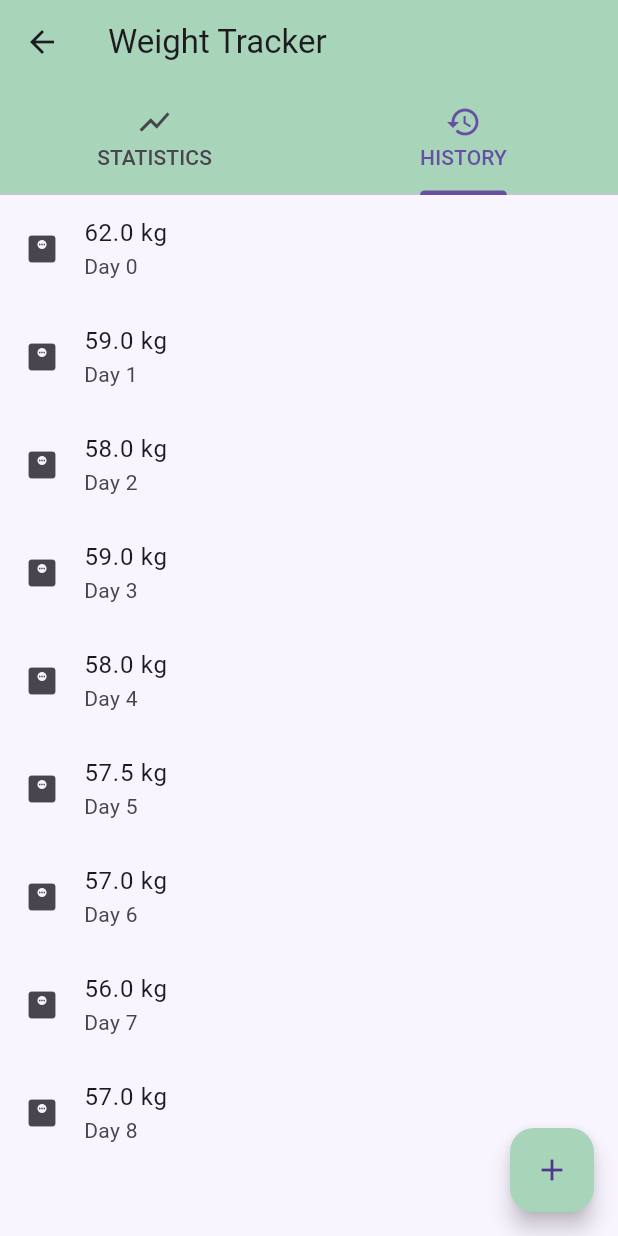
After one commit to Meekouu/PAWS-Mobile-App, a Flutter app: the WeightTrackerPage screen opened directly, tab 2 chosen, on a phone screen of 412 x 824 dp. The commit adds this screen. Run offline on Flutter 3.47's test engine with Material 3 defaults, Android fonts, the phone set to English and light mode, and no system bars; our stand-ins replace firebase_auth, firebase_core, firebase_database, firebase_storage, fl_chart, flutter_svg and 4 more; accounts and stored records are empty.

Commit message:
added weight tracker and a new dependency for chart.

```diff
--- a/lib/pages/pet_page.dart
+++ b/lib/pages/pet_page.dart
@@ -1,6 +1,7 @@
 import 'package:flutter/material.dart';
 import 'package:flutter_svg/flutter_svg.dart';
 import 'package:paws/model/animal_model.dart';
+import 'package:paws/pages/weight_tracker_page.dart';
 
 class PetPage extends StatelessWidget {
   final Animal animal;
@@ -56,6 +57,16 @@ class PetPage extends StatelessWidget {
           _buildListTile(Icons.memory, "Chipping"),
           _buildListTile(Icons.local_pharmacy, "Prescriptions"),
           _buildListTile(Icons.verified_user, "Insurance"),
+          _buildListTile(
+            Icons.monitor_weight,
+            "Weight Tracker",
+            onTap: () {
+              Navigator.push(
+                context,
+                MaterialPageRoute(builder: (_) => WeightTrackerPage()),
+              );
+            },
+          ),
           const SizedBox(height: 30),
         ],
       ),
@@ -172,7 +183,6 @@ class PetPage extends StatelessWidget {
     );
   }
 
-
   Widget _buildInfoRow(String title, String value) {
     return Padding(
       padding: const EdgeInsets.symmetric(vertical: 6),
@@ -181,26 +191,23 @@ class PetPage extends StatelessWidget {
         children: [
           Text(
             title,
-            style:
-                const TextStyle(fontSize: 14, fontWeight: FontWeight.w500),
+            style: const TextStyle(fontSize: 14, fontWeight: FontWeight.w500),
           ),
           Text(
             value,
-            style:
-                const TextStyle(fontSize: 14, fontWeight: FontWeight.w600),
+            style: const TextStyle(fontSize: 14, fontWeight: FontWeight.w600),
           ),
         ],
       ),
     );
   }
 
-  Widget _buildListTile(IconData icon, String label) {
+  Widget _buildListTile(IconData icon, String label, {VoidCallback? onTap}) {
     return ListTile(
       leading: Icon(icon, color: Colors.teal),
       title: Text(label),
       trailing: const Icon(Icons.chevron_right),
-      onTap: () {
-        // Placeholder for backend navigation
+      onTap: onTap ?? () {
         debugPrint('$label clicked');
       },
     );
--- /dev/null
+++ b/lib/pages/weight_tracker_page.dart
@@ -0,0 +1,167 @@
+import 'package:flutter/material.dart';
+import 'package:fl_chart/fl_chart.dart';
+
+class WeightTrackerPage extends StatefulWidget {
+  @override
+  _WeightTrackerPageState createState() => _WeightTrackerPageState();
+}
+
+class _WeightTrackerPageState extends State<WeightTrackerPage> with SingleTickerProviderStateMixin {
+  late TabController _tabController;
+  List<FlSpot> weightData = [
+    FlSpot(0, 62),
+    FlSpot(1, 59),
+    FlSpot(2, 58),
+    FlSpot(3, 59),
+    FlSpot(4, 58),
+    FlSpot(5, 57.5),
+    FlSpot(6, 57),
+    FlSpot(7, 56),
+    FlSpot(8, 57),
+  ];
+
+  double get currentWeight => weightData.last.y;
+  double get weightChange => weightData.first.y - currentWeight;
+
+  @override
+  void initState() {
+    super.initState();
+    _tabController = TabController(length: 2, vsync: this);
+  }
+
+  @override
+  void dispose() {
+    _tabController.dispose();
+    super.dispose();
+  }
+
+  void _addWeightEntry() {
+    // Placeholder for backend or form logic
+    setState(() {
+      weightData.add(FlSpot(weightData.length.toDouble(), currentWeight - 0.5));
+    });
+  }
+
+  @override
+  Widget build(BuildContext context) {
+    return Scaffold(
+      appBar: AppBar(
+        title: const Text('Weight Tracker'),
+        backgroundColor: Color(0xFFA8D5BA),
+        bottom: TabBar(
+          controller: _tabController,
+          tabs: const [
+            Tab(icon: Icon(Icons.show_chart), text: 'STATISTICS'),
+            Tab(icon: Icon(Icons.history), text: 'HISTORY'),
+          ],
+        ),
+      ),
+      body: TabBarView(
+        controller: _tabController,
+        children: [
+          _buildStatisticsTab(),
+          _buildHistoryTab(),
+        ],
+      ),
+      floatingActionButton: FloatingActionButton(
+        backgroundColor: Color(0xFFA8D5BA),
+        onPressed: _addWeightEntry,
+        child: const Icon(Icons.add),
+      ),
+    );
+  }
+
+  Widget _buildStatisticsTab() {
+    return Column(
+      children: [
+        SizedBox(
+          height: 220,
+          child: Padding(
+            padding: const EdgeInsets.all(8.0),
+            child: LineChart(
+              LineChartData(
+                gridData: FlGridData(show: true),
+                titlesData: FlTitlesData(
+                  bottomTitles: AxisTitles(
+                    sideTitles: SideTitles(
+                      showTitles: true,
+                      getTitlesWidget: (value, _) {
+                        const labels = ['17 Oct', '24 Oct', '31 Oct', '7 Nov', '14 Nov'];
+                        int index = value.toInt();
+                        return Text(index < labels.length ? labels[index] : '');
+                      },
+                      interval: 1,
+                    ),
+                  ),
+                  leftTitles: AxisTitles(
+                    sideTitles: SideTitles(showTitles: true, interval: 1),
+                  ),
+                  topTitles: AxisTitles(sideTitles: SideTitles(showTitles: false)),
+                  rightTitles: AxisTitles(sideTitles: SideTitles(showTitles: false)),
+                ),
+                borderData: FlBorderData(show: true),
+                minX: 0,
+                maxX: 8,
+                minY: 54,
+                maxY: 64,
+                lineBarsData: [
+                  LineChartBarData(
+                    spots: weightData,
+                    isCurved: true,
+                    barWidth: 3,
+                    color: Colors.blue,
+                    dotData: FlDotData(show: false),
+                  )
+                ],
+              ),
+            ),
+          ),
+        ),
+        _buildWeightCard('${currentWeight.toStringAsFixed(1)} kg', 'Current weight'),
+        _buildWeightCard('${weightChange > 0 ? '-' : ''}${weightChange.toStringAsFixed(1)} kg', 'Progress done'),
+      ],
+    );
+  }
+
+  Widget _buildWeightCard(String value, String label) {
+    return Card(
+      margin: const EdgeInsets.symmetric(horizontal: 16, vertical: 8),
+      elevation: 3,
+      child: Container(
+        padding: const EdgeInsets.all(20),
+        width: double.infinity,
+        child: Column(
+          children: [
+            Text(
+              value,
+              style: const TextStyle(
+                fontSize: 32,
+                fontWeight: FontWeight.bold,
+                color: Colors.green,
+              ),
+            ),
+            const SizedBox(height: 8),
+            Text(
+              label,
+              style: const TextStyle(fontSize: 16, color: Colors.grey),
+            ),
+          ],
+        ),
+      ),
+    );
+  }
+
+  Widget _buildHistoryTab() {
+    return ListView.builder(
+      itemCount: weightData.length,
+      itemBuilder: (context, index) {
+        final entry = weightData[index];
+        return ListTile(
+          leading: const Icon(Icons.monitor_weight),
+          title: Text('${entry.y.toStringAsFixed(1)} kg'),
+          subtitle: Text('Day ${entry.x.toInt()}'),
+        );
+      },
+    );
+  }
+}
--- a/pubspec.yaml
+++ b/pubspec.yaml
@@ -44,6 +44,8 @@ dependencies:
   image_picker: ^0.8.7
   firebase_storage: ^11.0.7
   uuid: ^4.2.1
+  fl_chart: ^0.64.0
+
 
   # The following adds the Cupertino Icons font to your application.
   # Use with the CupertinoIcons class for iOS style icons.
```
Also changed, not shown: pubspec.lock, 2 other files. Lines whose indentation alone changed are shown as unchanged.
